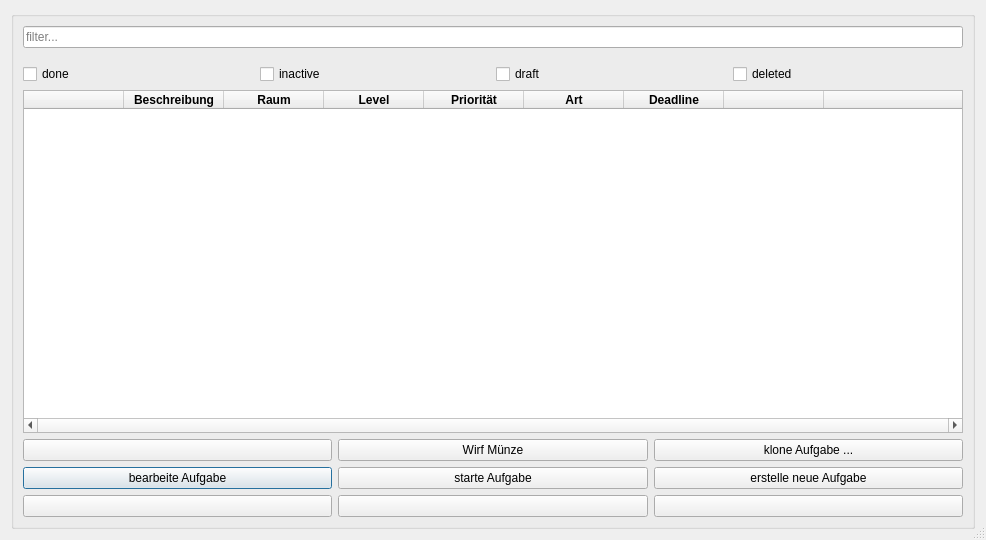
Before: the Qt Designer form src/watnu/ui/task_list.ui in amogorkon/watnu, drawn with Qt 5.
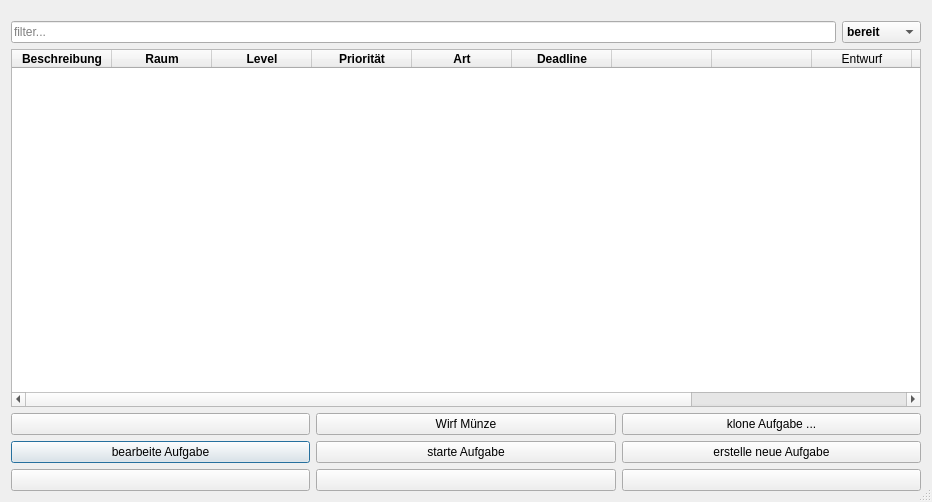
After: the same form once the commit is applied. Icons and pictures are not drawn.

Commit message: shift-buttons in tasklist working, but not nice

What changed in the file:
```diff
--- a/src/watnu/ui/task_list.ui
+++ b/src/watnu/ui/task_list.ui
@@ -6,8 +6,8 @@
    <rect>
     <x>0</x>
     <y>0</y>
-    <width>986</width>
-    <height>540</height>
+    <width>932</width>
+    <height>502</height>
    </rect>
   </property>
   <property name="windowTitle">
@@ -16,19 +16,15 @@
   <property name="sizeGripEnabled">
    <bool>true</bool>
   </property>
-  <layout class="QHBoxLayout" name="horizontalLayout">
+  <layout class="QVBoxLayout" name="layout">
    <item>
-    <widget class="QGroupBox" name="groupBox_3">
-     <property name="sizePolicy">
-      <sizepolicy hsizetype="Ignored" vsizetype="Preferred">
-       <horstretch>10</horstretch>
-       <verstretch>10</verstretch>
-      </sizepolicy>
+    <layout class="QVBoxLayout" name="verticalLayout"/>
+   </item>
+   <item>
+    <layout class="QHBoxLayout" name="statusLayout">
+     <property name="topMargin">
+      <number>10</number>
      </property>
-     <property name="title">
-      <string/>
-     </property>
-     <layout class="QVBoxLayout" name="verticalLayout">
       <item>
        <widget class="QLineEdit" name="field_filter">
         <property name="inputMask">
@@ -58,48 +54,38 @@
        </widget>
       </item>
       <item>
-       <layout class="QHBoxLayout" name="horizontalLayout_2">
-        <property name="topMargin">
-         <number>10</number>
+      <widget class="QComboBox" name="status">
+       <property name="font">
+        <font>
+         <weight>75</weight>
+         <bold>true</bold>
+        </font>
         </property>
         <item>
-         <widget class="QCheckBox" name="status_done">
           <property name="text">
-           <string>done</string>
-          </property>
-          <attribute name="buttonGroup">
-           <string notr="true">status</string>
-          </attribute>
-         </widget>
+         <string>bereit</string>
+        </property>
         </item>
         <item>
-         <widget class="QCheckBox" name="status_inactive">
           <property name="text">
-           <string>inactive</string>
-          </property>
-          <attribute name="buttonGroup">
-           <string notr="true">status</string>
-          </attribute>
-         </widget>
+         <string>Entwurf</string>
+        </property>
         </item>
         <item>
-         <widget class="QCheckBox" name="status_draft">
           <property name="text">
-           <string>draft</string>
-          </property>
-          <attribute name="buttonGroup">
-           <string notr="true">status</string>
-          </attribute>
-         </widget>
+         <string>inaktiv</string>
+        </property>
         </item>
         <item>
-         <widget class="QCheckBox" name="status_deleted">
           <property name="text">
-           <string>deleted</string>
-          </property>
-          <attribute name="buttonGroup">
-           <string notr="true">status</string>
-          </attribute>
+         <string>erledigt</string>
+        </property>
+       </item>
+       <item>
+        <property name="text">
+         <string>gelöscht</string>
+        </property>
+       </item>
          </widget>
         </item>
        </layout>
@@ -190,11 +176,6 @@
         <attribute name="verticalHeaderStretchLastSection">
          <bool>false</bool>
         </attribute>
-        <column>
-         <property name="text">
-          <string/>
-         </property>
-        </column>
         <column>
          <property name="text">
           <string>Beschreibung</string>
@@ -272,10 +253,30 @@
           <string/>
          </property>
         </column>
+     <column>
+      <property name="text">
+       <string>Entwurf</string>
+      </property>
+     </column>
+     <column>
+      <property name="text">
+       <string>erledigt</string>
+      </property>
+     </column>
+     <column>
+      <property name="text">
+       <string>inaktiv</string>
+      </property>
+     </column>
+     <column>
+      <property name="text">
+       <string>gelöscht</string>
+      </property>
+     </column>
        </widget>
       </item>
       <item>
-       <layout class="QGridLayout" name="gridLayout">
+    <layout class="QGridLayout" name="buttonLayout">
         <property name="topMargin">
          <number>0</number>
         </property>
@@ -449,9 +450,6 @@
       </item>
      </layout>
     </widget>
-   </item>
-  </layout>
- </widget>
  <resources/>
  <connections/>
  <buttongroups>
```
Left out of the diff: 11 changed lines with no effect on the pictures. Lines whose indentation alone changed are shown as unchanged. The commit also changes 4 other files.
